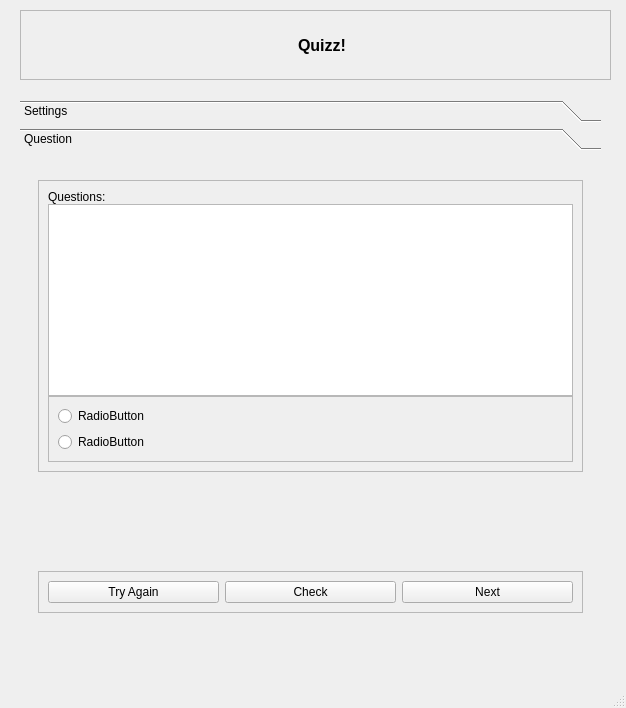
Before: the Qt Designer form quiz.ui in nimika24/mindzap1, drawn with Qt 5.
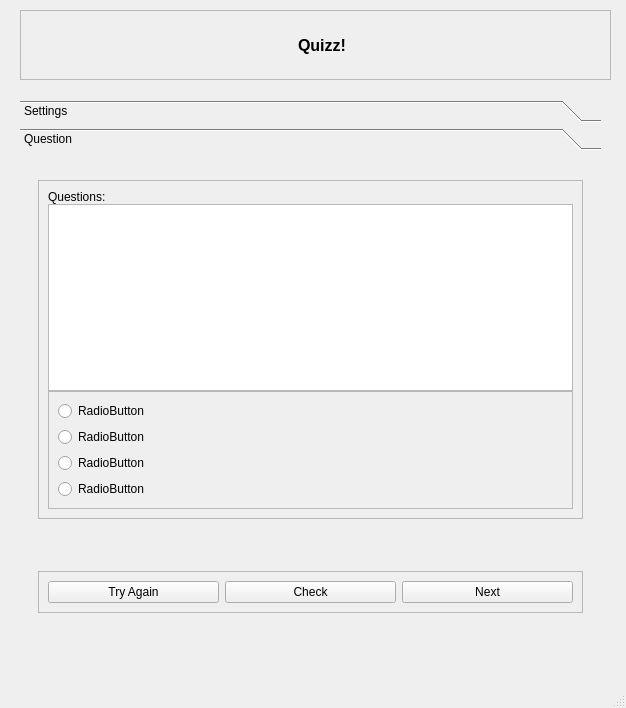
After: the same form once the commit is applied. The open tabs and pages were chosen to show the change. Icons and pictures are not drawn.

What changed in the file:
```diff
--- a/quiz.ui
+++ b/quiz.ui
@@ -203,7 +203,7 @@
        <x>0</x>
        <y>0</y>
        <width>581</width>
-       <height>461</height>
+       <height>471</height>
       </rect>
      </property>
      <attribute name="label">
@@ -300,6 +300,20 @@
                  </property>
                 </widget>
                </item>
+               <item>
+                <widget class="QRadioButton" name="radioButton_3">
+                 <property name="text">
+                  <string>RadioButton</string>
+                 </property>
+                </widget>
+               </item>
+               <item>
+                <widget class="QRadioButton" name="radioButton_4">
+                 <property name="text">
+                  <string>RadioButton</string>
+                 </property>
+                </widget>
+               </item>
                <item>
                 <widget class="QRadioButton" name="radioButton_2">
                  <property name="text">
```
Left out of the diff: 23 changed lines with no effect on the pictures.
